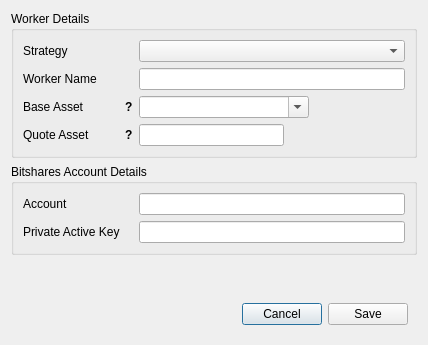
Before: the Qt Designer form dexbot/views/ui/create_worker_window.ui in xeroc/stakemachine, drawn with Qt 5.
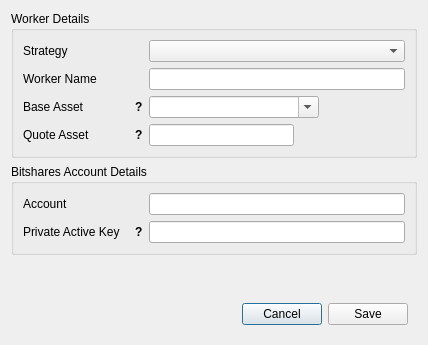
After: the same form once the commit is applied.

Commit message: Change private key input to optional value in the GUI

```diff
--- a/dexbot/views/ui/create_worker_window.ui
+++ b/dexbot/views/ui/create_worker_window.ui
@@ -109,13 +109,13 @@
         </property>
         <property name="minimumSize">
          <size>
-          <width>110</width>
+          <width>120</width>
           <height>0</height>
          </size>
         </property>
         <property name="maximumSize">
          <size>
-          <width>110</width>
+          <width>120</width>
           <height>16777215</height>
          </size>
         </property>
@@ -130,40 +130,6 @@
       <item row="0" column="1">
        <widget class="QLineEdit" name="account_input"/>
       </item>
-      <item row="1" column="0">
-       <widget class="QLabel" name="private_key_label">
-        <property name="sizePolicy">
-         <sizepolicy hsizetype="Fixed" vsizetype="Preferred">
-          <horstretch>0</horstretch>
-          <verstretch>0</verstretch>
-         </sizepolicy>
-        </property>
-        <property name="minimumSize">
-         <size>
-          <width>110</width>
-          <height>0</height>
-         </size>
-        </property>
-        <property name="maximumSize">
-         <size>
-          <width>110</width>
-          <height>16777215</height>
-         </size>
-        </property>
-        <property name="text">
-         <string>Private Active Key</string>
-        </property>
-        <property name="scaledContents">
-         <bool>false</bool>
-        </property>
-        <property name="wordWrap">
-         <bool>true</bool>
-        </property>
-        <property name="buddy">
-         <cstring>private_key_input</cstring>
-        </property>
-       </widget>
-      </item>
       <item row="1" column="1">
        <widget class="QLineEdit" name="private_key_input">
         <property name="sizePolicy">
@@ -180,6 +146,98 @@
         </property>
        </widget>
       </item>
+      <item row="1" column="0">
+       <widget class="QWidget" name="private_key_wrap" native="true">
+        <property name="sizePolicy">
+         <sizepolicy hsizetype="Fixed" vsizetype="Preferred">
+          <horstretch>0</horstretch>
+          <verstretch>0</verstretch>
+         </sizepolicy>
+        </property>
+        <property name="minimumSize">
+         <size>
+          <width>120</width>
+          <height>0</height>
+         </size>
+        </property>
+        <property name="maximumSize">
+         <size>
+          <width>120</width>
+          <height>16777215</height>
+         </size>
+        </property>
+        <layout class="QHBoxLayout" name="horizontalLayout_4">
+         <property name="spacing">
+          <number>0</number>
+         </property>
+         <property name="leftMargin">
+          <number>0</number>
+         </property>
+         <property name="topMargin">
+          <number>0</number>
+         </property>
+         <property name="rightMargin">
+          <number>0</number>
+         </property>
+         <property name="bottomMargin">
+          <number>0</number>
+         </property>
+         <item>
+          <widget class="QLabel" name="private_key_label">
+           <property name="minimumSize">
+            <size>
+             <width>0</width>
+             <height>0</height>
+            </size>
+           </property>
+           <property name="maximumSize">
+            <size>
+             <width>16777215</width>
+             <height>16777215</height>
+            </size>
+           </property>
+           <property name="text">
+            <string>Private Active Key</string>
+           </property>
+           <property name="wordWrap">
+            <bool>true</bool>
+           </property>
+           <property name="buddy">
+            <cstring>quote_asset_input</cstring>
+           </property>
+          </widget>
+         </item>
+         <item>
+          <widget class="QLabel" name="private_key_tooltip">
+           <property name="sizePolicy">
+            <sizepolicy hsizetype="Fixed" vsizetype="Preferred">
+             <horstretch>0</horstretch>
+             <verstretch>0</verstretch>
+            </sizepolicy>
+           </property>
+           <property name="font">
+            <font>
+             <weight>75</weight>
+             <bold>true</bold>
+            </font>
+           </property>
+           <property name="cursor">
+            <cursorShape>WhatsThisCursor</cursorShape>
+           </property>
+           <property name="toolTip">
+            <string>&lt;html&gt;&lt;head/&gt;&lt;body&gt;&lt;p&gt;Active private key of the account in WIF format.&lt;/p&gt;&lt;p&gt;This field is optional if it was previously saved.&lt;/p&gt;&lt;/body&gt;&lt;/html&gt;</string>
+           </property>
+           <property name="text">
+            <string>?</string>
+           </property>
+           <property name="margin">
+            <number>5</number>
+           </property>
+          </widget>
+         </item>
+        </layout>
+       </widget>
+      </item>
      </layout>
     </widget>
    </item>
@@ -193,13 +251,13 @@
        <widget class="QLabel" name="strategy_label">
         <property name="minimumSize">
          <size>
-          <width>110</width>
+          <width>120</width>
           <height>0</height>
          </size>
         </property>
         <property name="maximumSize">
          <size>
-          <width>110</width>
+          <width>120</width>
           <height>16777215</height>
          </size>
         </property>
@@ -222,13 +280,13 @@
        <widget class="QLabel" name="worker_name_label">
         <property name="minimumSize">
          <size>
-          <width>110</width>
+          <width>120</width>
           <height>0</height>
          </size>
         </property>
         <property name="maximumSize">
          <size>
-          <width>110</width>
+          <width>120</width>
           <height>16777215</height>
          </size>
         </property>
@@ -294,13 +352,13 @@
         </property>
         <property name="minimumSize">
          <size>
-          <width>110</width>
+          <width>120</width>
           <height>0</height>
          </size>
         </property>
         <property name="maximumSize">
          <size>
-          <width>110</width>
+          <width>120</width>
           <height>16777215</height>
          </size>
         </property>
@@ -380,13 +438,13 @@
         </property>
         <property name="minimumSize">
          <size>
-          <width>110</width>
+          <width>120</width>
           <height>0</height>
          </size>
         </property>
         <property name="maximumSize">
          <size>
-          <width>110</width>
+          <width>120</width>
           <height>16777215</height>
          </size>
         </property>
```
The commit also changes 5 other files.
